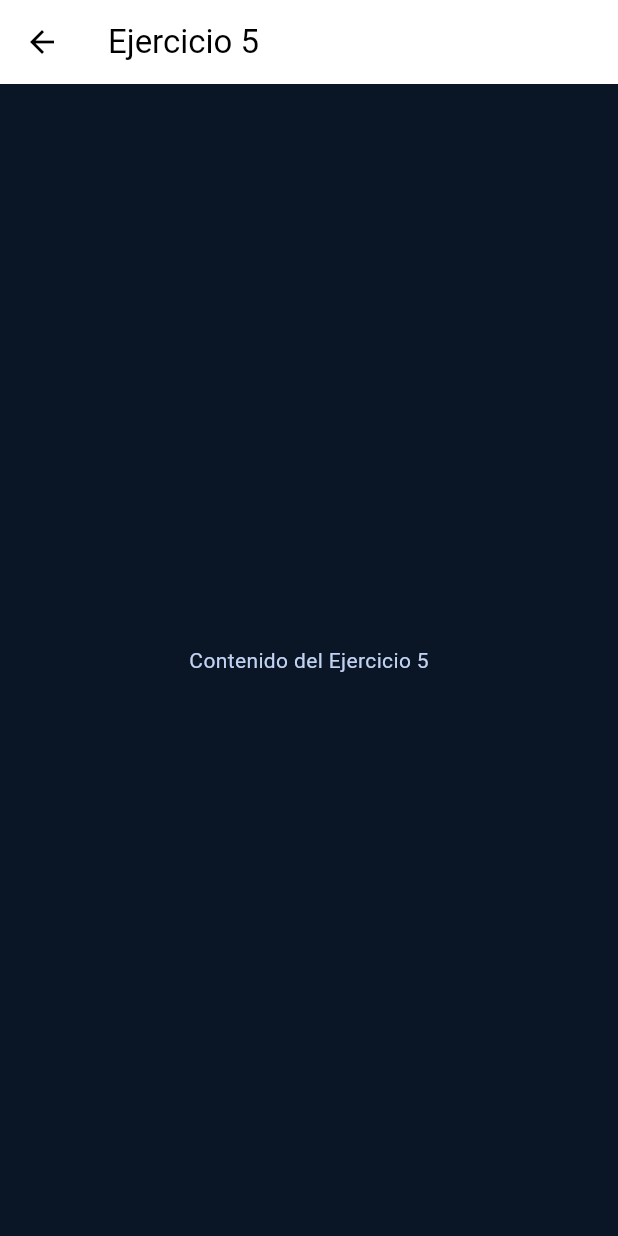
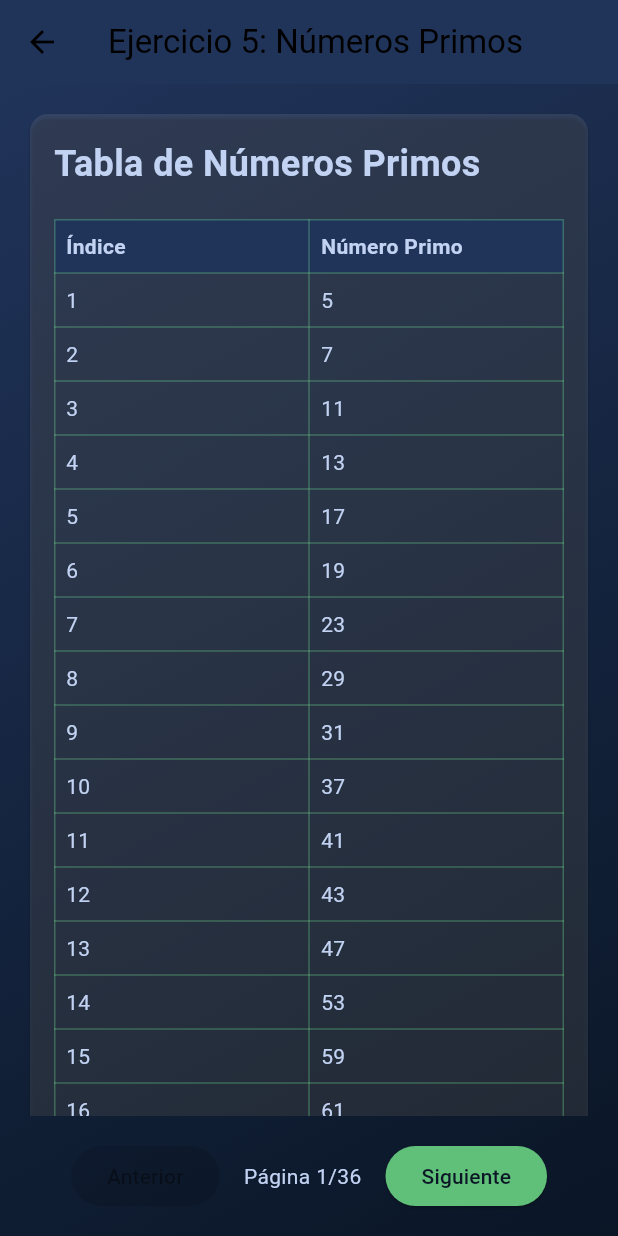
Before and after one commit to Paulfriki55/tarea02_controlesbasicos_grupo7, a Flutter app: the Ejercicio05Screen screen opened directly, on a phone screen of 412 x 824 dp. Run offline on Flutter 3.47's test engine with Material 3 defaults, Android fonts, the phone set to English and light mode, and no system bars.

Commit message:
implementacion ejercicio5

```diff
--- a/lib/ejercicio05/ui/ejercicio05_screen.dart
+++ /dev/null
@@ -1,17 +0,0 @@
-import 'package:flutter/material.dart';
-
-class Ejercicio05Screen extends StatelessWidget {
-  const Ejercicio05Screen({Key? key}) : super(key: key);
-
-  @override
-  Widget build(BuildContext context) {
-    return Scaffold(
-      appBar: AppBar(
-        title: const Text('Ejercicio 5'),
-      ),
-      body: const Center(
-        child: Text('Contenido del Ejercicio 5'),
-      ),
-    );
-  }
-}
--- /dev/null
+++ b/lib/ejercicio05/ui/logic/ejercicio05_logic.dart
@@ -0,0 +1,16 @@
+List<int> calcularNumerosPrimos(int limiteInferior, int limiteSuperior) {
+  List<int> numerosPrimos = [];
+  for (int numero = limiteInferior + 1; numero <= limiteSuperior; numero++) {
+    bool esPrimo = true;
+    for (int divisor = 2; divisor < numero; divisor++) {
+      if (numero % divisor == 0) {
+        esPrimo = false;
+        break;
+      }
+    }
+    if (esPrimo) {
+      numerosPrimos.add(numero);
+    }
+  }
+  return numerosPrimos;
+}
--- /dev/null
+++ b/lib/ejercicio05/ui/ui/ejercicio05_screen.dart
@@ -0,0 +1,184 @@
+import 'package:flutter/material.dart';
+import '../logic/ejercicio05_logic.dart';
+
+class Ejercicio05Screen extends StatefulWidget {
+  const Ejercicio05Screen({Key? key}) : super(key: key);
+
+  @override
+  _Ejercicio05ScreenState createState() => _Ejercicio05ScreenState();
+}
+
+class _Ejercicio05ScreenState extends State<Ejercicio05Screen> {
+  late List<int> numerosPrimos;
+  int currentPage = 0;
+  final int itemsPerPage = 100;
+  late List<List<int>> pagedPrimes;
+
+  @override
+  void initState() {
+    super.initState();
+    numerosPrimos = calcularNumerosPrimos(3, 32767);
+    pagedPrimes = _generatePagedPrimes(numerosPrimos, itemsPerPage);
+  }
+
+  List<List<int>> _generatePagedPrimes(List<int> primes, int itemsPerPage) {
+    List<List<int>> pages = [];
+    for (int i = 0; i < primes.length; i += itemsPerPage) {
+      pages.add(primes.sublist(i, i + itemsPerPage > primes.length ? primes.length : i + itemsPerPage));
+    }
+    return pages;
+  }
+
+  @override
+  Widget build(BuildContext context) {
+    return Scaffold(
+      appBar: AppBar(
+        title: const Text('Ejercicio 5: Números Primos'),
+        backgroundColor: const Color(0xFF203359),
+      ),
+      body: Container(
+        decoration: const BoxDecoration(
+          gradient: LinearGradient(
+            begin: Alignment.topLeft,
+            end: Alignment.bottomRight,
+            colors: [
+              Color(0xFF203359),
+              Color(0xFF0A1626),
+            ],
+          ),
+        ),
+        child: Column(
+          children: [
+            Expanded(
+              child: SingleChildScrollView(
+                padding: const EdgeInsets.all(16),
+                child: Card(
+                  color: Colors.white.withOpacity(0.1),
+                  child: Padding(
+                    padding: const EdgeInsets.all(16),
+                    child: Column(
+                      crossAxisAlignment: CrossAxisAlignment.start,
+                      children: [
+                        const Text(
+                          'Tabla de Números Primos',
+                          style: TextStyle(
+                            color: Color(0xFFC2D2F2),
+                            fontSize: 24,
+                            fontWeight: FontWeight.bold,
+                          ),
+                        ),
+                        const SizedBox(height: 20),
+                        Table(
+                          border: TableBorder.all(
+                            color: const Color(0xFF79F297).withOpacity(0.3),
+                          ),
+                          children: [
+                            const TableRow(
+                              decoration: BoxDecoration(
+                                color: Color(0xFF203359),
+                              ),
+                              children: [
+                                TableCell(
+                                  child: Padding(
+                                    padding: EdgeInsets.all(8.0),
+                                    child: Text(
+                                      'Índice',
+                                      style: TextStyle(
+                                        color: Color(0xFFC2D2F2),
+                                        fontWeight: FontWeight.bold,
+                                      ),
+                                    ),
+                                  ),
+                                ),
+                                TableCell(
+                                  child: Padding(
+                                    padding: EdgeInsets.all(8.0),
+                                    child: Text(
+                                      'Número Primo',
+                                      style: TextStyle(
+                                        color: Color(0xFFC2D2F2),
+                                        fontWeight: FontWeight.bold,
+                                      ),
+                                    ),
+                                  ),
+                                ),
+                              ],
+                            ),
+                            ...pagedPrimes[currentPage].asMap().entries.map((entry) {
+                              int index = entry.key;
+                              int prime = entry.value;
+                              return TableRow(
+                                children: [
+                                  TableCell(
+                                    child: Padding(
+                                      padding: const EdgeInsets.all(8.0),
+                                      child: Text(
+                                        '${index + 1 + (currentPage * itemsPerPage)}',
+                                        style: const TextStyle(
+                                          color: Color(0xFFC2D2F2),
+                                        ),
+                                      ),
+                                    ),
+                                  ),
+                                  TableCell(
+                                    child: Padding(
+                                      padding: const EdgeInsets.all(8.0),
+                                      child: Text(
+                                        prime.toString(),
+                                        style: const TextStyle(
+                                          color: Color(0xFFC2D2F2),
+                                        ),
+                                      ),
+                                    ),
+                                  ),
+                                ],
+                              );
+                            }).toList(),
+                          ],
+                        ),
+                      ],
+                    ),
+                  ),
+                ),
+              ),
+            ),
+            Padding(
+              padding: const EdgeInsets.all(16),
+              child: Row(
+                mainAxisAlignment: MainAxisAlignment.center,
+                children: [
+                  ElevatedButton(
+                    onPressed: currentPage > 0
+                        ? () => setState(() => currentPage--)
+                        : null,
+                    style: ElevatedButton.styleFrom(
+                      backgroundColor: const Color(0xFF60BF78),
+                    ),
+                    child: const Text('Anterior'),
+                  ),
+                  const SizedBox(width: 16),
+                  Text(
+                    'Página ${currentPage + 1}/${pagedPrimes.length}',
+                    style: const TextStyle(
+                      color: Color(0xFFC2D2F2),
+                    ),
+                  ),
+                  const SizedBox(width: 16),
+                  ElevatedButton(
+                    onPressed: currentPage < pagedPrimes.length - 1
+                        ? () => setState(() => currentPage++)
+                        : null,
+                    style: ElevatedButton.styleFrom(
+                      backgroundColor: const Color(0xFF60BF78),
+                    ),
+                    child: const Text('Siguiente'),
+                  ),
+                ],
+              ),
+            ),
+          ],
+        ),
+      ),
+    );
+  }
+}
--- a/lib/menu/ui/menu_screen.dart
+++ b/lib/menu/ui/menu_screen.dart
@@ -3,7 +3,7 @@ import 'package:tarea02_controlesbasicos_grupo7/ejercicio01/ui/ejercicio01_scree
 import 'package:tarea02_controlesbasicos_grupo7/ejercicio02/ui/ejercicio02_screen.dart';
 import 'package:tarea02_controlesbasicos_grupo7/ejercicio03/ui/ejercicio03_screen.dart';
 import 'package:tarea02_controlesbasicos_grupo7/ejercicio04/ui/ejercicio04_screen.dart';
-import 'package:tarea02_controlesbasicos_grupo7/ejercicio05/ui/ejercicio05_screen.dart';
+import 'package:tarea02_controlesbasicos_grupo7/ejercicio05/ui/ui/ejercicio05_screen.dart';
 
 class MenuScreen extends StatefulWidget {
   const MenuScreen({Key? key}) : super(key: key);
@@ -187,8 +187,8 @@ class _MenuScreenState extends State<MenuScreen> {
               ),
               _buildExerciseCard(
                 'Ejercicio 5',
-                'Pendiente',
-                'Ejercicio en desarrollo.',
+                'Números primos',
+                'Visualización de todos los números primos del 3 al 32767.',
                 Icons.pending,
                 const Ejercicio05Screen(),
               ),
```
Also changed, not shown: 1 other file.
